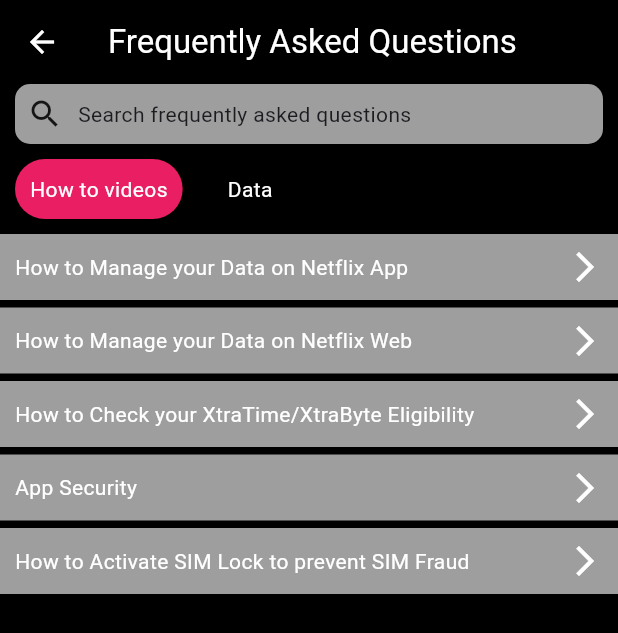
After one commit to Zackcodder/training_final_project, a Flutter app: the Faqscreen screen opened directly, on a phone screen of 412 x 824 dp. The commit adds this screen. Shown: the top 633 px of the screen. Run offline on Flutter 3.47's test engine with Material 3 defaults, Android fonts, the phone set to English and light mode, and no system bars; our stand-ins replace font_awesome_flutter.

Commit message:
new file:   lib/screens/help/faqscreen.dart 	modified:   lib/screens/helpscreen.dart 	modified:   pubspec.lock

```diff
--- /dev/null
+++ b/lib/screens/help/faqscreen.dart
@@ -0,0 +1,214 @@
+import 'package:flutter/material.dart';
+
+class Faqscreen extends StatefulWidget {
+  const Faqscreen({super.key});
+
+  @override
+  State<Faqscreen> createState() => _FaqscreenState();
+}
+
+class _FaqscreenState extends State<Faqscreen> {
+   bool _isContent1 = true;
+  bool _isContent2 = false;
+
+  bool _isButton1Clicked = true;
+  bool _isButton2Clicked = false;
+
+  @override
+  Widget build(BuildContext context) {
+    return Scaffold(
+      backgroundColor: Colors.black,
+      appBar: AppBar(
+        backgroundColor: Colors.black,
+        title: Text(
+          'Frequently Asked Questions',
+          style: TextStyle(color: Colors.white),
+        ),
+        centerTitle: true,
+        foregroundColor: Colors.white,
+      ),
+      body: Column(
+        children: [
+          //search
+          Container(
+            padding: EdgeInsets.all(8),
+            margin: EdgeInsets.only(left: 10, right: 10),
+            decoration: BoxDecoration(
+                borderRadius: BorderRadius.circular(10), color: Colors.grey),
+            child: Row(
+              children: [
+                Icon(Icons.search),
+                SizedBox(
+                  width: 10,
+                ),
+                Text('Search frequently asked questions')
+              ],
+            ),
+          ),
+
+
+
+          ///Options
+        Container(
+          padding: const EdgeInsets.all(10),
+          child: Row(
+            children: [
+              GestureDetector(
+                onTap: () {
+                  setState(() {
+                    _isContent1 = true;
+                    _isContent2 = false;
+
+                    _isButton1Clicked = !_isButton1Clicked;
+                    _isButton2Clicked = false;
+                  });
+                },
+                child: Container(
+                  alignment: Alignment.center,
+                  decoration: BoxDecoration(
+                    color: _isButton1Clicked ? Colors.pink : Colors.black,
+                    borderRadius: BorderRadius.circular(30),
+                  ),
+                  margin: const EdgeInsets.only(right: 10),
+                  padding: const EdgeInsets.all(10),
+                  child: const Text('How to videos',
+                      style: TextStyle(color: Colors.white)),
+                ),
+              ),
+
+              //data
+              GestureDetector(
+                onTap: () {
+                  setState(() {
+                    _isContent1 = false;
+                    _isContent2 = true;
+
+                    _isButton1Clicked = false;
+                    _isButton2Clicked = !_isButton2Clicked;
+                  });
+                },
+                child: Container(
+                  alignment: Alignment.center,
+                  decoration: BoxDecoration(
+                      color: _isButton2Clicked ? Colors.pink : Colors.black,
+                      borderRadius: BorderRadius.circular(30)),
+                  margin: const EdgeInsets.only(left: 10),
+                  padding: const EdgeInsets.all(10),
+                  child: const Text('Data',
+                      style: TextStyle(color: Colors.white)),
+                ),
+              ),
+            ],
+          ),
+        ),
+        _isContent1?
+         Expanded(
+          child: ListView(
+            children: [
+              //netflix
+            Container(
+              padding: EdgeInsets.all(10),
+              margin: EdgeInsets.only( bottom: 5),
+              color: Colors.grey,
+              child: Row(
+                mainAxisAlignment: MainAxisAlignment.spaceBetween,
+                children: [
+                  Text(
+                    'How to Manage your Data on Netflix App',
+                    style: TextStyle(color: Colors.white),
+                  ),
+                  Icon(
+                    Icons.arrow_forward_ios,
+                    color: Colors.white,
+                  )
+                ],
+              ),
+            ),
+            //netflix web
+            Container(
+              padding: EdgeInsets.all(10),
+              margin: EdgeInsets.only( bottom: 5),
+             color: Colors.grey,
+              child: Row(
+                mainAxisAlignment: MainAxisAlignment.spaceBetween,
+                children: [
+                  Text(
+                    'How to Manage your Data on Netflix Web',
+                    style: TextStyle(color: Colors.white),
+                  ),
+                  Icon(
+                    Icons.arrow_forward_ios,
+                    color: Colors.white,
+                  )
+                ],
+              ),
+            ),
+            //xtratime
+            Container(
+              padding: EdgeInsets.all(10),
+              margin: EdgeInsets.only( bottom: 5),
+              color: Colors.grey,
+              child: Row(
+                mainAxisAlignment: MainAxisAlignment.spaceBetween,
+                children: [
+                  Text(
+                    'How to Check your XtraTime/XtraByte Eligibility',
+                    style: TextStyle(color: Colors.white),
+                  ),
+                  Icon(
+                    Icons.arrow_forward_ios,
+                    color: Colors.white,
+                  )
+                ],
+              ),
+            ),
+            //app security
+            Container(
+              padding: EdgeInsets.all(10),
+              margin: EdgeInsets.only(bottom: 5),
+              color: Colors.grey,
+              child: Row(
+                mainAxisAlignment: MainAxisAlignment.spaceBetween,
+                children: [
+                  Text(
+                    'App Security',
+                    style: TextStyle(color: Colors.white),
+                  ),
+                  Icon(
+                    Icons.arrow_forward_ios,
+                    color: Colors.white,
+                  )
+                ],
+              ),
+            ),
+            //sim lock
+            Container(
+              padding: EdgeInsets.all(10),
+              margin: EdgeInsets.only(bottom: 5,),
+              color: Colors.grey,
+              child: Row(
+                mainAxisAlignment: MainAxisAlignment.spaceBetween,
+                children: [
+                  Text(
+                    'How to Activate SIM Lock to prevent SIM Fraud',
+                    style: TextStyle(color: Colors.white),
+                  ),
+                  Icon(
+                    Icons.arrow_forward_ios,
+                    color: Colors.white,
+                  )
+                ],
+              ),
+            ),
+            ],
+          ),
+         )
+        :_isContent2?
+        Column()
+        : Container()
+
+        ],
+      ),
+    );
+  }
+}
--- a/lib/screens/helpscreen.dart
+++ b/lib/screens/helpscreen.dart
@@ -1,4 +1,5 @@
 import 'package:flutter/material.dart';
+import 'package:training_final_project/screens/help/faqscreen.dart';
 import 'package:training_final_project/screens/tipsscreen.dart';
 import 'package:training_final_project/screens/transactionscreen.dart';
 
@@ -19,7 +20,10 @@ class Helpscreen extends StatelessWidget {
                 Column(
                   crossAxisAlignment: CrossAxisAlignment.start,
                   children: [
-                    Icon(Icons.chat_bubble,color: Colors.pink,),
+                    Icon(
+                      Icons.chat_bubble,
+                      color: Colors.pink,
+                    ),
                     Text(
                       'Hey Hawau,',
                       style: TextStyle(color: Colors.white, fontSize: 20),
@@ -120,7 +124,12 @@ class Helpscreen extends StatelessWidget {
                   ),
                 ),
                 //FAQs
-                Padding(
+                GestureDetector(
+                  onTap: () {
+                    Navigator.push(context,
+                        MaterialPageRoute(builder: (context) => const Faqscreen()));
+                  },
+                  child: Padding(
                     padding: EdgeInsets.only(top: 10, bottom: 10),
                     child: Row(
                       children: [
@@ -145,6 +154,7 @@ class Helpscreen extends StatelessWidget {
                           ],
                         )
                       ],
+                    ),
                   ),
                 ),
                 //track complaint
```
Also changed, not shown: pubspec.lock. Lines whose indentation alone changed are shown as unchanged.
